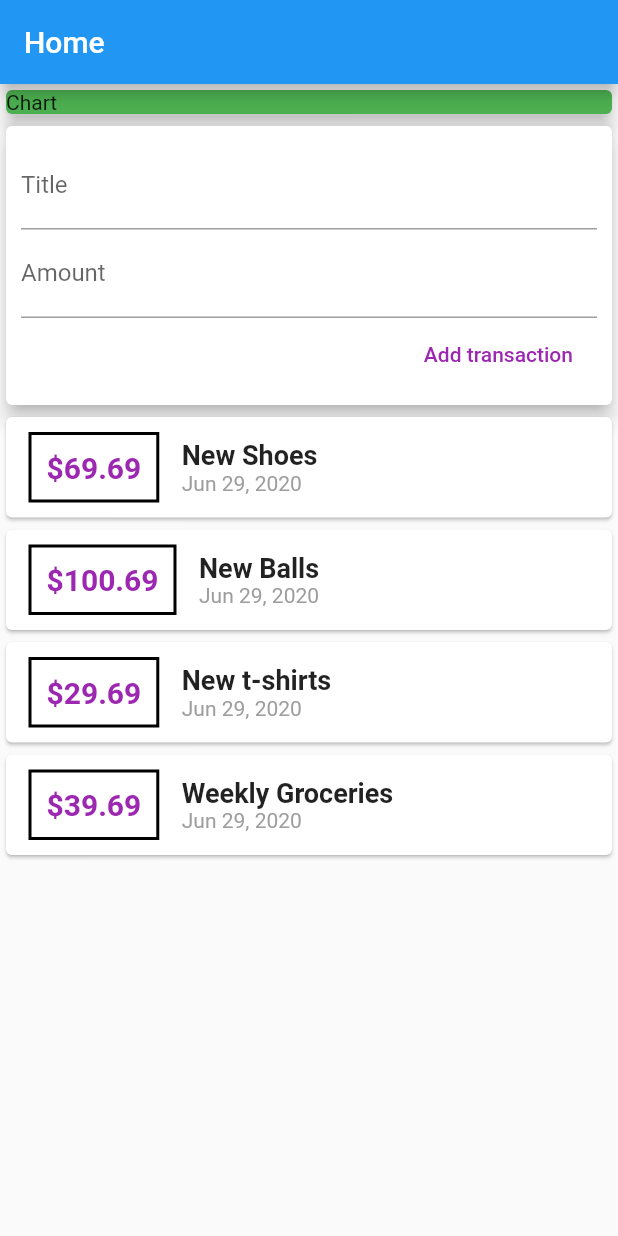
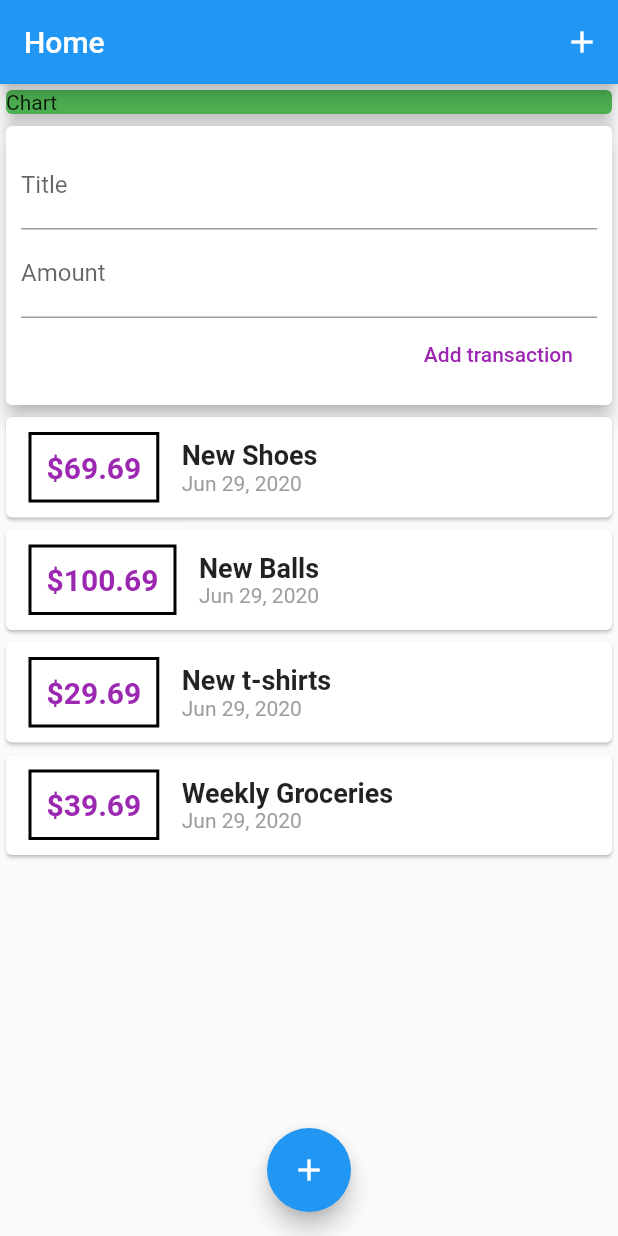
Before and after one commit to A1doranM/personal_expenses_app, a Flutter app: the screen it shows after launch, on a phone screen of 412 x 824 dp. Run offline on Flutter 3.47's test engine with Material 2 defaults, Android fonts, the phone set to English and light mode, and no system bars.

Commit message:
Added appBar icons

```diff
--- a/lib/main.dart
+++ b/lib/main.dart
@@ -1,6 +1,4 @@
 import 'package:flutter/material.dart';
-import 'file:///C:/Users/aldor/AndroidStudioProjects/personal_expenses_app/lib/widgets/transaction_list.dart';
-import 'package:personalexpensesapp/widgets/new_transaction.dart';
 import 'package:personalexpensesapp/widgets/user_transaction.dart';
 
 void main() {
@@ -29,6 +27,12 @@ class MyHomePage extends StatelessWidget {
     return Scaffold(
       appBar: AppBar(
         title: Text("Home"),
+        actions: <Widget>[
+          IconButton(
+            icon: Icon(Icons.add),
+            onPressed: () {},
+          ),
+        ],
       ),
       body: SingleChildScrollView(
         child: Column(
@@ -47,6 +51,11 @@ class MyHomePage extends StatelessWidget {
           ],
         ),
       ),
+      floatingActionButtonLocation: FloatingActionButtonLocation.centerFloat,
+      floatingActionButton: FloatingActionButton(
+        child: Icon(Icons.add),
+        onPressed: () {},
+      ),
     );
   }
 }
```
